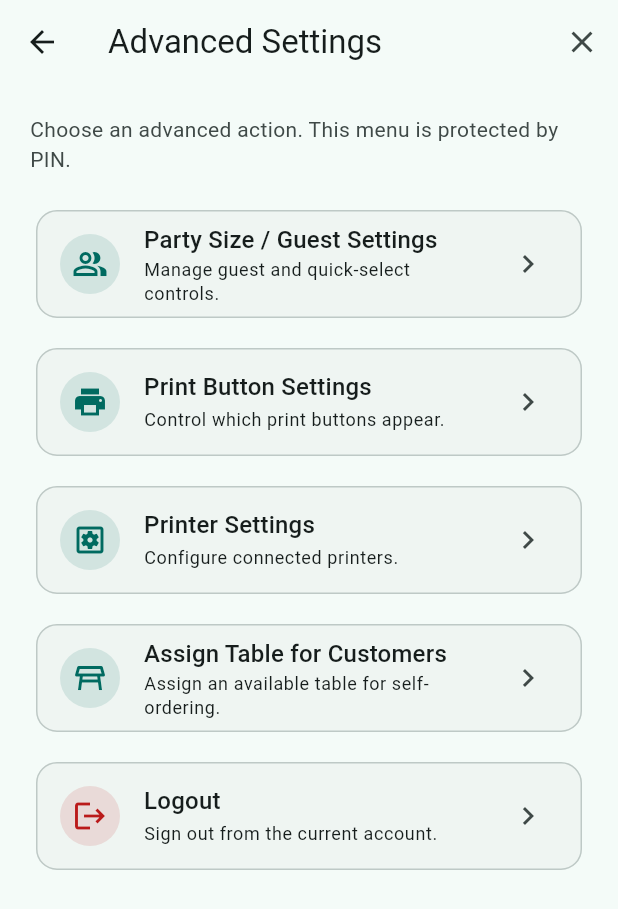
After one commit to Ajaydeveloper1992/ZipZapSelfOrderingApp, a Flutter app: the AdvancedSettingsPage screen opened by its route, on a phone screen of 412 x 824 dp. The commit adds this screen. Shown: the top 909 px of the screen. Run offline on Flutter 3.47's test engine with Material 3 defaults, Android fonts, the phone set to English and light mode, and no system bars; drawn by our look-alikes of toastification; our stand-ins replace audioplayers, calendar_date_picker2, csv, flutter_dotenv, flutter_local_notifications, flutter_native_splash and 5 more; missing offline and left inert: dart:js_interop; accounts and stored records are empty; network calls fail.

Commit message:
Add advanced settings page and update navigation; remove quick select from dine-in and split bill modals

```diff
--- a/lib/main.dart
+++ b/lib/main.dart
@@ -21,6 +21,7 @@ import 'package:zipzap_pos_self_orders/pages/categories/list/categories_page.dar
 import 'package:zipzap_pos_self_orders/pages/profile/profile_page.dart';
 import 'package:zipzap_pos_self_orders/pages/dinein/dinein_page.dart';
 import 'package:zipzap_pos_self_orders/pages/dinein/new/new_dinein_page.dart';
+import 'package:zipzap_pos_self_orders/pages/advanced_settings/advanced_settings_page.dart';
 import 'package:zipzap_pos_self_orders/core/constants/app_constants.dart';
 import 'package:zipzap_pos_self_orders/utils/timezone_utils.dart';
 
@@ -124,6 +125,7 @@ class MainApp extends StatelessWidget {
           '/products/list': (context) => const ProductsPage(),
           '/categories/list': (context) => const CategoriesPage(),
           '/profile': (context) => const ProfilePage(),
+          '/advanced-settings': (context) => const AdvancedSettingsPage(),
         },
       ),
     );
--- /dev/null
+++ b/lib/pages/advanced_settings/advanced_settings_page.dart
@@ -0,0 +1,157 @@
+import 'package:flutter/material.dart';
+
+class AdvancedSettingsPage extends StatelessWidget {
+  const AdvancedSettingsPage({
+    super.key,
+    this.onPartySizeSettings,
+    this.onPrintButtonSettings,
+    this.onAssignTable,
+    this.onLogout,
+    this.onOpenPrinters,
+  });
+
+  final Future<void> Function()? onPartySizeSettings;
+  final Future<void> Function()? onPrintButtonSettings;
+  final Future<void> Function()? onAssignTable;
+  final Future<void> Function()? onLogout;
+  final VoidCallback? onOpenPrinters;
+
+  @override
+  Widget build(BuildContext context) {
+    final theme = Theme.of(context);
+
+    return Scaffold(
+      appBar: AppBar(
+        title: const Text('Advanced Settings'),
+        leading: IconButton(
+          icon: const Icon(Icons.arrow_back),
+          onPressed: () => Navigator.of(context).pop(),
+        ),
+        actions: [
+          IconButton(
+            icon: const Icon(Icons.close),
+            onPressed: () => Navigator.of(context).pop(),
+          ),
+        ],
+      ),
+      body: SafeArea(
+        child: Padding(
+          padding: const EdgeInsets.all(20),
+          child: Column(
+            crossAxisAlignment: CrossAxisAlignment.start,
+            children: [
+              Text(
+                'Choose an advanced action. This menu is protected by PIN.',
+                style: theme.textTheme.bodyMedium?.copyWith(
+                  color: theme.colorScheme.onSurfaceVariant,
+                ),
+              ),
+              const SizedBox(height: 20),
+              Expanded(
+                child: ListView(
+                  children: [
+                    _SettingsActionTile(
+                      icon: Icons.people_alt_outlined,
+                      title: 'Party Size / Guest Settings',
+                      subtitle: 'Manage guest and quick-select controls.',
+                      onTap: onPartySizeSettings != null
+                          ? () async {
+                              await onPartySizeSettings?.call();
+                            }
+                          : null,
+                    ),
+                    const SizedBox(height: 12),
+                    _SettingsActionTile(
+                      icon: Icons.print,
+                      title: 'Print Button Settings',
+                      subtitle: 'Control which print buttons appear.',
+                      onTap: onPrintButtonSettings != null
+                          ? () async {
+                              await onPrintButtonSettings?.call();
+                            }
+                          : null,
+                    ),
+                    const SizedBox(height: 12),
+                    _SettingsActionTile(
+                      icon: Icons.settings_applications_outlined,
+                      title: 'Printer Settings',
+                      subtitle: 'Configure connected printers.',
+                      onTap: onOpenPrinters != null
+                          ? () {
+                              onOpenPrinters?.call();
+                            }
+                          : null,
+                    ),
+                    const SizedBox(height: 12),
+                    _SettingsActionTile(
+                      icon: Icons.table_restaurant_outlined,
+                      title: 'Assign Table for Customers',
+                      subtitle: 'Assign an available table for self-ordering.',
+                      onTap: onAssignTable != null
+                          ? () async {
+                              await onAssignTable?.call();
+                            }
+                          : null,
+                    ),
+                    const SizedBox(height: 12),
+                    _SettingsActionTile(
+                      icon: Icons.logout,
+                      title: 'Logout',
+                      subtitle: 'Sign out from the current account.',
+                      color: theme.colorScheme.error,
+                      onTap: onLogout != null
+                          ? () async {
+                              await onLogout?.call();
+                            }
+                          : null,
+                    ),
+                  ],
+                ),
+              ),
+            ],
+          ),
+        ),
+      ),
+    );
+  }
+}
+
+class _SettingsActionTile extends StatelessWidget {
+  const _SettingsActionTile({
+    required this.icon,
+    required this.title,
+    required this.subtitle,
+    this.color,
+    this.onTap,
+  });
+
+  final IconData icon;
+  final String title;
+  final String subtitle;
+  final Color? color;
+  final VoidCallback? onTap;
+
+  @override
+  Widget build(BuildContext context) {
+    final theme = Theme.of(context);
+    final effectiveColor = color ?? theme.colorScheme.primary;
+
+    return Card(
+      elevation: 0,
+      shape: RoundedRectangleBorder(
+        borderRadius: BorderRadius.circular(14),
+        side: BorderSide(color: theme.colorScheme.outlineVariant),
+      ),
+      child: ListTile(
+        leading: CircleAvatar(
+          backgroundColor: effectiveColor.withOpacity(0.12),
+          child: Icon(icon, color: effectiveColor),
+        ),
+        title: Text(title, style: theme.textTheme.titleMedium),
+        subtitle: Text(subtitle, style: theme.textTheme.bodySmall),
+        trailing: const Icon(Icons.chevron_right),
+        onTap: onTap,
+      ),
+    );
+  }
+}
```
Also changed, not shown: lib/modals/dinein_entry_modal.dart (+0 -51 lines), lib/modals/split_bill_modal.dart (+0 -34 lines), lib/pages/home/home_page.dart (+192 -114 lines).
